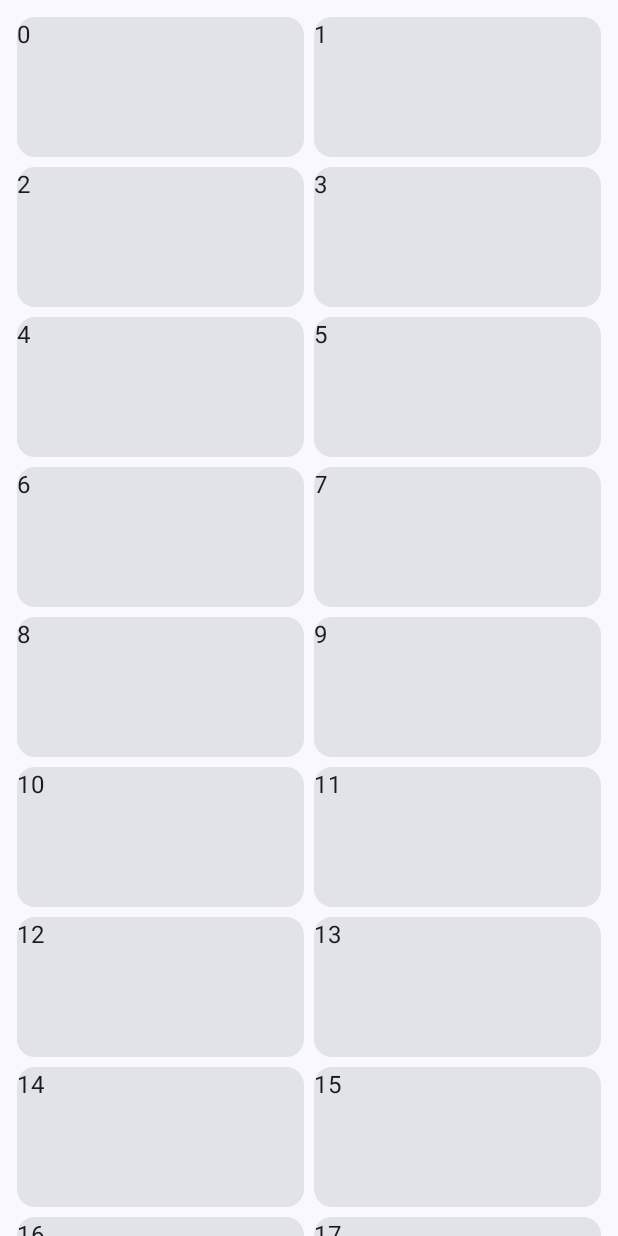
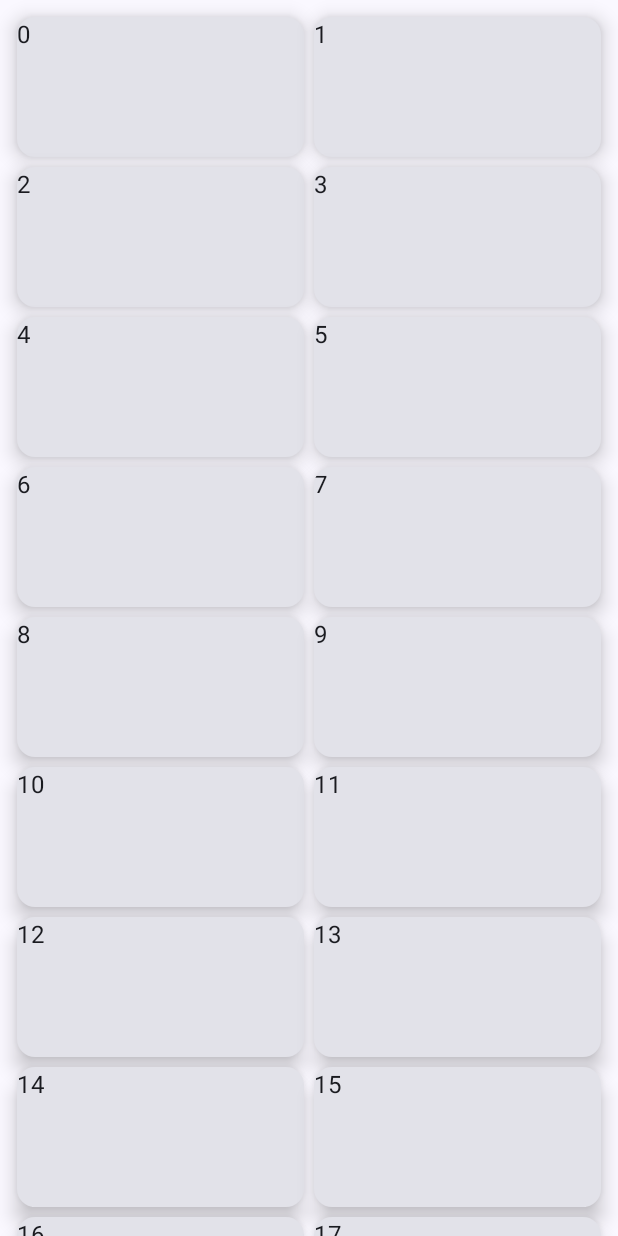
Before and after one commit to MUTINDAH/Android-iOS-Development, an Android app built with Jetpack Compose: the screen it shows after launch (MainActivity), on a phone screen of 412 x 824 dp. Run offline under Robolectric (Android 15) with nearby library versions, the phone set to English and light mode, and no system bars.

Commit message:
MySafaricom Clone App project files

```diff
--- a/MySafaricomClone/app/src/main/java/com/example/mysafaricomclone/MainActivity.kt
+++ b/MySafaricomClone/app/src/main/java/com/example/mysafaricomclone/MainActivity.kt
@@ -3,7 +3,6 @@ package com.example.mysafaricomclone
 import android.os.Bundle
 import androidx.activity.ComponentActivity
 import androidx.activity.compose.setContent
-import androidx.compose.foundation.background
 import androidx.compose.foundation.layout.*
 import androidx.compose.foundation.lazy.grid.GridCells
 import androidx.compose.foundation.lazy.grid.LazyVerticalGrid
@@ -11,7 +10,6 @@ import androidx.compose.material3.*
 import androidx.compose.runtime.Composable
 import androidx.compose.ui.Alignment
 import androidx.compose.ui.Modifier
-import androidx.compose.ui.graphics.Color
 import androidx.compose.ui.unit.dp
 import com.example.mysafaricomclone.ui.theme.MySafaricomCloneTheme
 
@@ -34,14 +32,16 @@ class MainActivity : ComponentActivity() {
 @Composable
 fun Home(){
     LazyVerticalGrid(
-        columns = GridCells.Adaptive(150.dp),
+        columns = GridCells.Fixed(2),
         contentPadding = PaddingValues(8.dp),
+
     ) {
         items(count = 20){numb->
             MyCard(mytext= "$numb")
         }
     }
 }
+
 @OptIn(ExperimentalMaterial3Api::class)
 @Composable
 
@@ -49,8 +49,9 @@ fun MyCard(mytext:String){
 
     Card(
         modifier = Modifier
-        .size(100.dp)
-        .padding(3.dp)
+            .size(100.dp)
+            .padding(3.dp),
+        elevation = CardDefaults.cardElevation(8.dp)
     ){
 
         Column(
```
